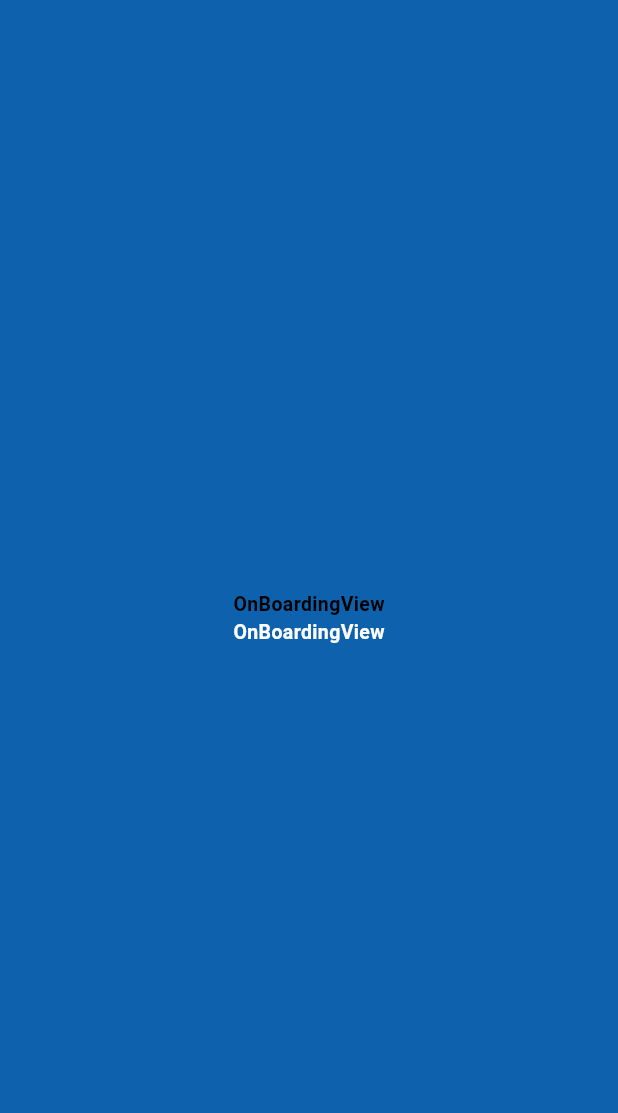
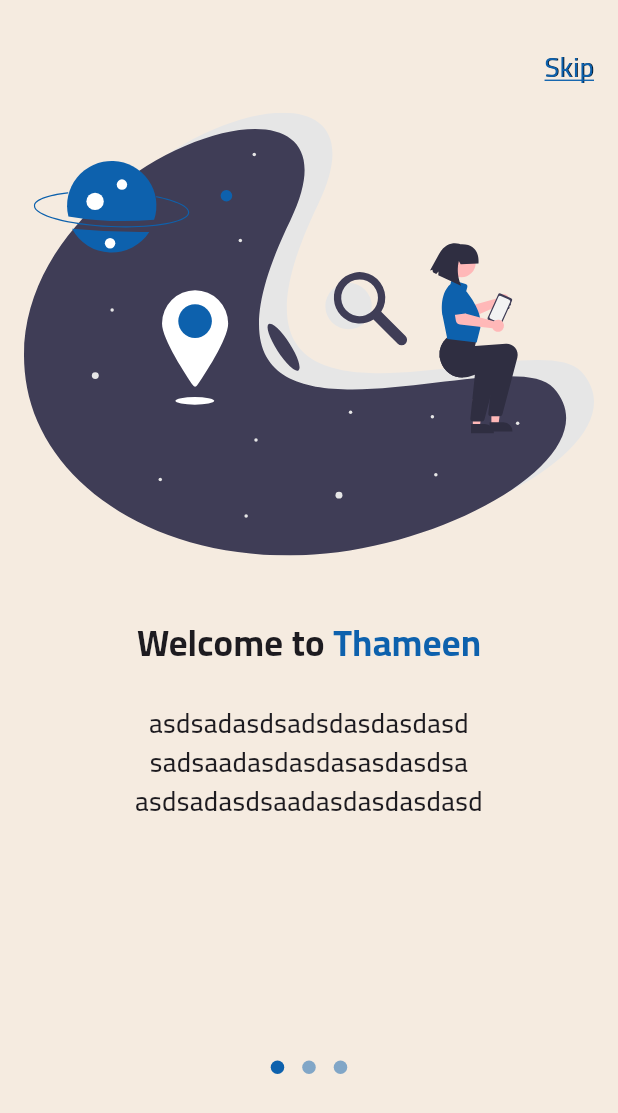
Before and after one commit to Abdullah-Balasmeh/thameen, a Flutter app: the OnBoardingView screen opened by its route, on a phone screen of 412 x 824 dp. Shown: the top 1113 px of the screen. Run offline on Flutter 3.47's test engine with Material 3 defaults, Android fonts, the phone set to English and light mode, and no system bars; drawn by our look-alikes of dots_indicator; our stand-ins replace flutter_svg, get_it, shared_preferences; accounts and stored records are empty.

Commit message:
OnBoardingPageView done but need edit

```diff
--- a/lib/app.dart
+++ b/lib/app.dart
@@ -11,6 +11,7 @@ class Thameen extends StatelessWidget {
       debugShowCheckedModeBanner: false,
       theme: ThemeData(
         scaffoldBackgroundColor: const Color(0xff0D61AD),
+        fontFamily: 'Cairo',
       ),
       onGenerateRoute: onGenerateRoute,
       initialRoute: SplashView.routeName,
--- a/lib/core/theme/app_text_style.dart
+++ b/lib/core/theme/app_text_style.dart
@@ -1,9 +1,53 @@
 import 'package:flutter/material.dart';
 
 abstract class AppTextStyle {
-  static const TextStyle semiBold13 = TextStyle(
+  static const TextStyle regular14 = TextStyle(
+    fontWeight: FontWeight.normal,
+    fontSize: 14,
+  );
+  static const TextStyle regular18 = TextStyle(
+    fontWeight: FontWeight.normal,
+    fontSize: 18,
+  );
+  static const TextStyle regular24 = TextStyle(
+    fontWeight: FontWeight.normal,
+    fontSize: 24,
+  );
+
+  static const TextStyle medium14 = TextStyle(
+    fontWeight: FontWeight.w500,
+    fontSize: 14,
+  );
+  static const TextStyle medium18 = TextStyle(
+    fontWeight: FontWeight.w500,
+    fontSize: 18,
+  );
+  static const TextStyle medium24 = TextStyle(
+    fontWeight: FontWeight.w500,
+    fontSize: 24,
+  );
+  static const TextStyle semiBold14 = TextStyle(
     fontWeight: FontWeight.w600,
-    fontSize: 13,
-    color: Colors.white,
+    fontSize: 14,
+  );
+  static const TextStyle semiBold18 = TextStyle(
+    fontWeight: FontWeight.w600,
+    fontSize: 18,
+  );
+  static const TextStyle semiBold24 = TextStyle(
+    fontWeight: FontWeight.w600,
+    fontSize: 24,
+  );
+  static const TextStyle bold14 = TextStyle(
+    fontWeight: FontWeight.w700,
+    fontSize: 14,
+  );
+  static const TextStyle bold18 = TextStyle(
+    fontWeight: FontWeight.w700,
+    fontSize: 18,
+  );
+  static const TextStyle bold24 = TextStyle(
+    fontWeight: FontWeight.w700,
+    fontSize: 24,
   );
 }
--- a/lib/core/utils/assets.dart
+++ b/lib/core/utils/assets.dart
@@ -1,6 +1,22 @@
 // ignore_for_file: prefer_single_quotes
 class Assets {
   Assets._();
+
+  /// Assets for fontsCairoBold
+  /// assets/fonts/Cairo-Bold.ttf
+  static const String fontsCairoBold = "assets/fonts/Cairo-Bold.ttf";
+
+  /// Assets for fontsCairoMedium
+  /// assets/fonts/Cairo-Medium.ttf
+  static const String fontsCairoMedium = "assets/fonts/Cairo-Medium.ttf";
+
+  /// Assets for fontsCairoRegular
+  /// assets/fonts/Cairo-Regular.ttf
+  static const String fontsCairoRegular = "assets/fonts/Cairo-Regular.ttf";
+
+  /// Assets for fontsCairoSemiBold
+  /// assets/fonts/Cairo-SemiBold.ttf
+  static const String fontsCairoSemiBold = "assets/fonts/Cairo-SemiBold.ttf";
 
   /// Assets for imagesLogo
   /// assets/images/logo.png
@@ -9,6 +25,10 @@ class Assets {
   /// Assets for imagesLogoSvg
   /// assets/images/logo_svg.svg
   static const String imagesLogoSvg = "assets/images/logo_svg.svg";
+
+  /// Assets for imagesLogoTest
+  /// assets/images/logo_test.svg
+  static const String imagesLogoTest = "assets/images/logo_test.svg";
 
   /// Assets for imagesNboarding1
   /// assets/images/nboarding1.svg
@@ -21,4 +41,8 @@ class Assets {
   /// Assets for imagesNboarding3
   /// assets/images/nboarding3.svg
   static const String imagesNboarding3 = "assets/images/nboarding3.svg";
+
+  /// Assets for imagesOnboring4
+  /// assets/images/onboring4.svg
+  static const String imagesOnboring4 = "assets/images/onboring4.svg";
 }
--- a/lib/features/onBoarding/presentation/views/on_boarding_view.dart
+++ b/lib/features/onBoarding/presentation/views/on_boarding_view.dart
@@ -1,28 +1,14 @@
 import 'package:flutter/material.dart';
-import 'package:thameen/core/theme/app_text_style.dart';
+import 'package:thameen/features/onBoarding/presentation/widgets/on_oarding_view_body.dart';
 
 class OnBoardingView extends StatelessWidget {
   const OnBoardingView({super.key});
   static const String routeName = 'onboarding';
   @override
   Widget build(BuildContext context) {
-    return Scaffold(
-      body: Column(
-        mainAxisAlignment: MainAxisAlignment.center,
-        children: [
-          Center(
-            child: Text(
-              'OnBoardingView',
-              style: AppTextStyle.semiBold13.copyWith(
-                color: Colors.black,
-              ),
-            ),
-          ),
-          const Center(
-            child: Text('OnBoardingView', style: AppTextStyle.semiBold13),
-          ),
-        ],
-      ),
+    return const Scaffold(
+      backgroundColor: Color(0xffF5EBE0),
+      body: SafeArea(child: OnBoardingViewBody()),
     );
   }
 }
--- /dev/null
+++ b/lib/features/onBoarding/presentation/widgets/on_oarding_page_view.dart
@@ -0,0 +1,79 @@
+import 'package:flutter/material.dart';
+import 'package:thameen/core/theme/app_text_style.dart';
+import 'package:thameen/core/utils/assets.dart';
+import 'package:thameen/features/onBoarding/presentation/widgets/page_view_item.dart';
+
+class OnBoardingPageView extends StatelessWidget {
+  const OnBoardingPageView({super.key, required this.pageController});
+  final PageController pageController;
+  @override
+  Widget build(BuildContext context) {
+    return PageView(
+      controller: pageController,
+      children: [
+        PageViewItem(
+          isVisible: true,
+          image: Assets.imagesNboarding1,
+          title: Row(
+            mainAxisAlignment: MainAxisAlignment.center,
+            children: [
+              const Text(
+                'Welcome to ',
+                style: AppTextStyle.bold24,
+              ),
+              Text(
+                'Thameen',
+                style: AppTextStyle.bold24.copyWith(
+                  color: const Color(0xff0D61AD),
+                ),
+              ),
+            ],
+          ),
+          subtitle:
+              'asdsadasdsadsdasdasdasd sadsaadasdasdasasdasdsa asdsadasdsaadasdasdasdasd',
+        ),
+        PageViewItem(
+          isVisible: true,
+          image: Assets.imagesOnboring4,
+          title: Row(
+            mainAxisAlignment: MainAxisAlignment.center,
+            children: [
+              const Text(
+                'find ',
+                style: AppTextStyle.bold24,
+              ),
+              Text(
+                'Thameen',
+                style: AppTextStyle.bold24.copyWith(
+                  color: const Color(0xff0D61AD),
+                ),
+              ),
+            ],
+          ),
+          subtitle: 'sgfsdg sadsaadasdasdasasdasdsa asdsadasdsaadasdasdasdasd',
+        ),
+        PageViewItem(
+          isVisible: false,
+          image: Assets.imagesNboarding3,
+          title: Row(
+            mainAxisAlignment: MainAxisAlignment.center,
+            children: [
+              const Text(
+                'AI to ',
+                style: AppTextStyle.bold24,
+              ),
+              Text(
+                'Thameen',
+                style: AppTextStyle.bold24.copyWith(
+                  color: const Color(0xff0D61AD),
+                ),
+              ),
+            ],
+          ),
+          subtitle:
+              'asdsadasdsadsdasdasdasd sadsaadasdasdasasdasdsa asdsadasdsaadasdasdasdasd',
+        ),
+      ],
+    );
+  }
+}
--- /dev/null
+++ b/lib/features/onBoarding/presentation/widgets/on_oarding_view_body.dart
@@ -0,0 +1,75 @@
+import 'package:dots_indicator/dots_indicator.dart';
+import 'package:flutter/material.dart';
+import 'package:thameen/core/constants/constant.dart';
+import 'package:thameen/features/onBoarding/presentation/widgets/on_oarding_page_view.dart';
+import 'package:thameen/shared/widgets/custom_button.dart';
+
+class OnBoardingViewBody extends StatefulWidget {
+  const OnBoardingViewBody({super.key});
+
+  @override
+  State<OnBoardingViewBody> createState() => _OnBoardingViewBodyState();
+}
+
+class _OnBoardingViewBodyState extends State<OnBoardingViewBody> {
+  late PageController pageController;
+  int currentPage = 0;
+  @override
+  void initState() {
+    pageController = PageController();
+    pageController.addListener(() {
+      setState(() {
+        currentPage = pageController.page!.round();
+      });
+    });
+    super.initState();
+  }
+
+  @override
+  void dispose() {
+    pageController.dispose();
+    super.dispose();
+  }
+
+  @override
+  Widget build(BuildContext context) {
+    return Padding(
+      padding: const EdgeInsets.symmetric(horizontal: kHorizontalPadding),
+      child: Column(
+        children: [
+          Expanded(
+            child: OnBoardingPageView(
+              pageController: pageController,
+            ),
+          ),
+          DotsIndicator(
+            dotsCount: 3,
+            position: currentPage.toDouble(),
+            decorator: DotsDecorator(
+              activeColor: const Color(0xff0D61AD),
+              color: const Color(0xff0D61AD).withValues(alpha: 0.5),
+            ),
+            animate: true,
+          ),
+          const SizedBox(height: 16),
+          Visibility(
+            visible: currentPage == 2,
+            maintainAnimation: true,
+            maintainSize: true,
+            maintainState: true,
+            child: Padding(
+              padding: const EdgeInsets.symmetric(
+                horizontal: kHorizontalPadding,
+              ),
+              child: CustomButton(
+                onPressed: () {},
+                text: 'Get Started',
+              ),
+            ),
+          ),
+          const SizedBox(height: 32),
+        ],
+      ),
+    );
+  }
+}
--- /dev/null
+++ b/lib/features/onBoarding/presentation/widgets/page_view_item.dart
@@ -0,0 +1,72 @@
+import 'package:flutter/material.dart';
+import 'package:flutter_svg/flutter_svg.dart';
+import 'package:thameen/core/theme/app_text_style.dart';
+
+class PageViewItem extends StatelessWidget {
+  const PageViewItem({
+    super.key,
+    required this.image,
+    required this.subtitle,
+    required this.title,
+    required this.isVisible,
+  });
+  final String image, subtitle;
+  final Widget title;
+  final bool isVisible;
+  @override
+  Widget build(BuildContext context) {
+    return Column(
+      children: [
+        Padding(
+          padding: const EdgeInsets.only(
+            top: 32,
+          ),
+          child: Row(
+            mainAxisAlignment: MainAxisAlignment.end,
+            children: [
+              Visibility(
+                visible: isVisible,
+                maintainAnimation: true,
+                maintainSize: true,
+                maintainState: true,
+                child: GestureDetector(
+                  onTap: () {},
+                  child: Text(
+                    'Skip',
+                    style: AppTextStyle.medium18.copyWith(
+                      color: const Color(0xff0D61AD),
+                      decoration: TextDecoration.underline,
+                      decorationColor: const Color(0xff0D61AD),
+                      shadows: [
+                        const Shadow(
+                          color: Colors.black,
+                          offset: Offset(0.5, .5),
+                        ),
+                      ],
+                    ),
+                  ),
+                ),
+              ),
+            ],
+          ),
+        ),
+        SizedBox(
+          width: double.infinity,
+          height: MediaQuery.of(context).size.height * 0.4,
+          child: SvgPicture.asset(image),
+        ),
+        const SizedBox(height: 24),
+        title,
+        const SizedBox(height: 24),
+        Padding(
+          padding: const EdgeInsets.symmetric(horizontal: 37),
+          child: Text(
+            subtitle,
+            textAlign: TextAlign.center,
+            style: AppTextStyle.medium18,
+          ),
+        ),
+      ],
+    );
+  }
+}
--- a/lib/features/splash/presentation/views/splash_view.dart
+++ b/lib/features/splash/presentation/views/splash_view.dart
@@ -32,7 +32,7 @@ class _SplashViewState extends State<SplashView> {
       kisRememberMe,
     );
 
-    Future.delayed(const Duration(seconds: 3), () {
+    Future.delayed(const Duration(minutes: 3), () {
       if (!mounted) return;
 
       if (!isSeen) {
--- a/lib/features/splash/presentation/widgets/splash_view_body.dart
+++ b/lib/features/splash/presentation/widgets/splash_view_body.dart
@@ -15,9 +15,9 @@ class SplashViewBody extends StatelessWidget {
         height: 250,
         decoration: const ShapeDecoration(
           shape: CircleBorder(),
-          color: Colors.white,
+          color: Color(0xffF5EBE0),
         ),
-        child: SvgPicture.asset(Assets.imagesLogoSvg),
+        child: SvgPicture.asset(Assets.imagesLogoTest),
       ),
     );
   }
--- /dev/null
+++ b/lib/shared/widgets/custom_button.dart
@@ -0,0 +1,31 @@
+import 'package:flutter/material.dart';
+import 'package:thameen/core/theme/app_text_style.dart';
+
+class CustomButton extends StatelessWidget {
+  const CustomButton({super.key, required this.text, required this.onPressed});
+  final String text;
+  final VoidCallback onPressed;
+
+  @override
+  Widget build(BuildContext context) {
+    return SizedBox(
+      width: double.infinity,
+      height: 54,
+      child: TextButton(
+        style: TextButton.styleFrom(
+          backgroundColor: const Color(0xff0D61AD),
+          shape: RoundedRectangleBorder(
+            borderRadius: BorderRadius.circular(16),
+          ),
+        ),
+        onPressed: onPressed,
+        child: Text(
+          text,
+          style: AppTextStyle.semiBold18.copyWith(
+            color: Colors.white,
+          ),
+        ),
+      ),
+    );
+  }
+}
```
Also changed, not shown: pubspec.yaml (+12 -13 lines), assets/fonts/Cairo-Bold.ttf (added), assets/fonts/Cairo-Medium.ttf (added), assets/fonts/Cairo-Regular.ttf (added), assets/fonts/Cairo-SemiBold.ttf (added), assets/images/logo_test.svg (added), assets/images/onboring4.svg (added), pubspec.lock, 1 other file.
